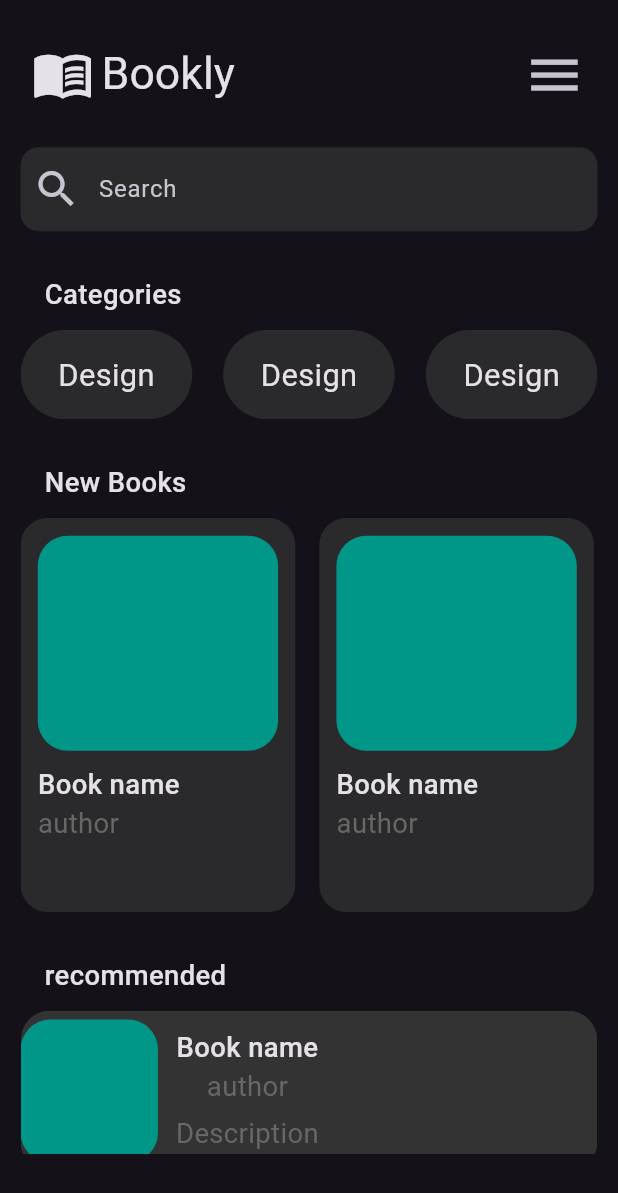
After one commit to youssefhedefa/bookly_application, a Flutter app: the screen it shows after launch, on a phone screen of 412 x 824 dp. The commit adds this screen. Shown: the top 1193 px of the screen. Run offline on Flutter 3.47's test engine with Material 2 defaults, Android fonts, the phone set to English and light mode, and no system bars; our stand-ins replace flutter_screenutil.

Commit message:
create custom text

```diff
--- /dev/null
+++ b/lib/Features/presentation/views_model/views/home_view.dart
@@ -0,0 +1,13 @@
+import 'package:book/Features/presentation/views_model/views/widgets/home_view_body.dart';
+import 'package:flutter/material.dart';
+
+class HomeView extends StatelessWidget {
+  const HomeView({Key? key}) : super(key: key);
+
+  @override
+  Widget build(BuildContext context) {
+    return const Scaffold(
+      body: HomeViewBody(),
+    );
+  }
+}
--- a/lib/core/widgets/custom_book_list.dart
+++ b/lib/Features/presentation/views_model/views/widgets/custom_book_list.dart
@@ -8,6 +8,7 @@ class CustomBooksList extends StatelessWidget {
     return SizedBox(
       height:220.h,
       child: ListView.builder(
+        //shrinkWrap: true,
         itemBuilder: (context, index) => Padding(
           padding: const EdgeInsetsDirectional.only(end :16.0),
           child: Container(
--- a/lib/core/widgets/custom_categories_list.dart
+++ b/lib/Features/presentation/views_model/views/widgets/custom_categories_list.dart
@@ -9,6 +9,7 @@ class CustomCategoriesList extends StatelessWidget {
     return SizedBox(
       height: 50.h,
       child: ListView.builder(
+        //shrinkWrap: true,
         itemBuilder: (context, index) => Padding(
           padding: EdgeInsetsDirectional.only(end: 18.0.w),
           child: Container(
--- a/lib/core/widgets/custom_recommended_list.dart
+++ b/lib/Features/presentation/views_model/views/widgets/custom_recommended_list.dart
@@ -9,6 +9,8 @@ class CustomRecommendedList extends StatelessWidget {
     return SizedBox (
       height: 80.h,
       child: ListView.builder(
+        //shrinkWrap: true,
+        //physics:const NeverScrollableScrollPhysics(),
         padding: EdgeInsetsDirectional.zero,
         itemBuilder: (context, index) => Container(
         height: 90.h,
--- /dev/null
+++ b/lib/Features/presentation/views_model/views/widgets/custom_text.dart
@@ -0,0 +1,20 @@
+import 'package:flutter/material.dart';
+import 'package:flutter_screenutil/flutter_screenutil.dart';
+
+class CustomText extends StatelessWidget {
+  const CustomText({Key? key, required this.text}) : super(key: key);
+  final String text;
+  @override
+  Widget build(BuildContext context) {
+    return Padding(
+      padding: const EdgeInsetsDirectional.only(start: 16.0),
+      child: Text(
+        text,
+        style: TextStyle(
+          fontSize: 16.sp,
+          fontWeight: FontWeight.w500,
+        ),
+      ),
+    );
+  }
+}
--- /dev/null
+++ b/lib/Features/presentation/views_model/views/widgets/home_view_body.dart
@@ -0,0 +1,55 @@
+import 'package:flutter/material.dart';
+import 'package:flutter_screenutil/flutter_screenutil.dart';
+import 'custom-app_bar.dart';
+import 'custom_book_list.dart';
+import 'custom_categories_list.dart';
+import 'custom_recommended_list.dart';
+import 'custom_text.dart';
+import 'custom_text_field.dart';
+
+class HomeViewBody extends StatelessWidget {
+  const HomeViewBody({Key? key}) : super(key: key);
+
+  @override
+  Widget build(BuildContext context) {
+    return Padding(
+      padding:
+      EdgeInsetsDirectional.only(top: 18.0.h, start: 12.w, end: 12.w),
+      child: Column(
+        crossAxisAlignment: CrossAxisAlignment.start,
+        mainAxisSize: MainAxisSize.min,
+        children: [
+          const CustomAppBar(),
+          SizedBox(
+            height: MediaQuery.of(context).size.height / 40,
+          ),
+          const CustomTextField(),
+          SizedBox(
+            height: MediaQuery.of(context).size.height / 28,
+          ),
+          const CustomText(text: 'Categories'),
+          SizedBox(
+            height: MediaQuery.of(context).size.height / 80,
+          ),
+          const CustomCategoriesList(),
+          SizedBox(
+            height: MediaQuery.of(context).size.height / 28,
+          ),
+          const CustomText(text:'New Books'),
+          SizedBox(
+            height: MediaQuery.of(context).size.height / 80,
+          ),
+          const CustomBooksList(),
+          SizedBox(
+            height: MediaQuery.of(context).size.height / 28,
+          ),
+          const CustomText(text: 'recommended'),
+          SizedBox(
+            height: MediaQuery.of(context).size.height / 80,
+          ),
+          const CustomRecommendedList(),
+        ],
+      ),
+    );
+  }
+}
--- a/lib/main.dart
+++ b/lib/main.dart
@@ -1,8 +1,6 @@
 import 'package:flutter/material.dart';
 import 'package:flutter_screenutil/flutter_screenutil.dart';
-
-import 'Features/home_view.dart';
-import 'core/widgets/custom-app_bar.dart';
+import 'Features/presentation/views_model/views/home_view.dart';
 
 void main() {
   runApp(const MyApp());
```
Also changed, not shown: lib/Features/home_view.dart (deleted, +0 -86 lines), lib/Features/presentation/views_model/views/widgets/custom-app_bar.dart (renamed from lib/core/widgets/custom-app_bar.dart), lib/Features/presentation/views_model/views/widgets/custom_text_field.dart (renamed from lib/core/widgets/custom_text_field.dart).
